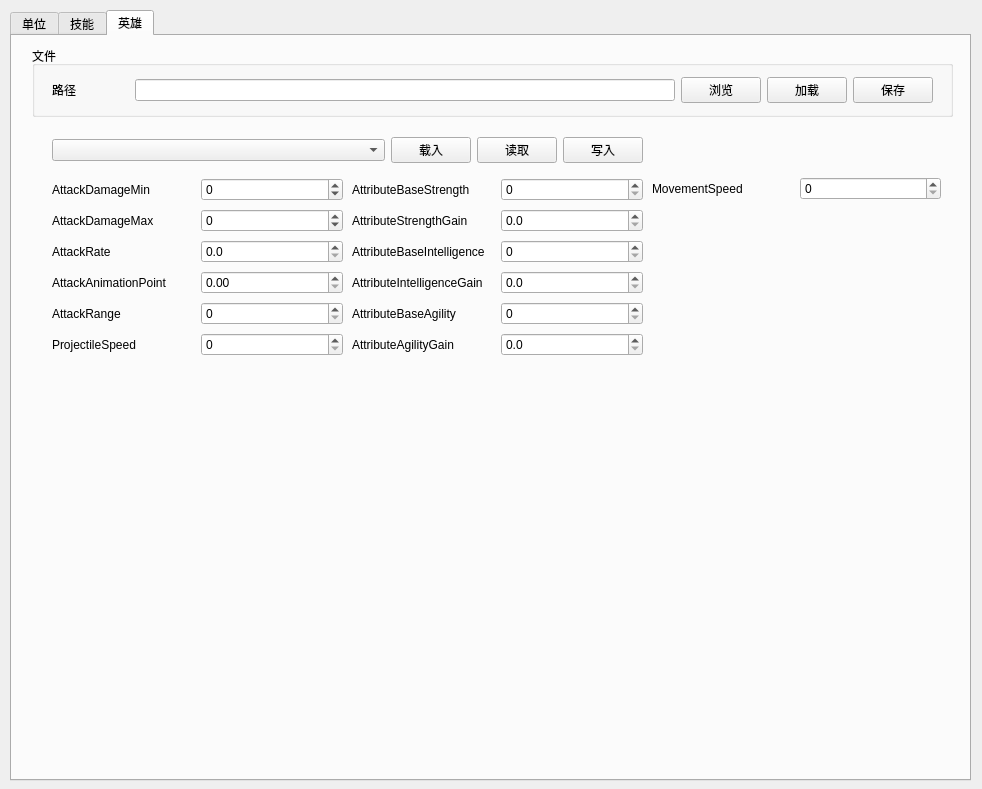
Above: untitled.ui from JeremyChim/Dota-Tool before the change. Below: the same form after it.
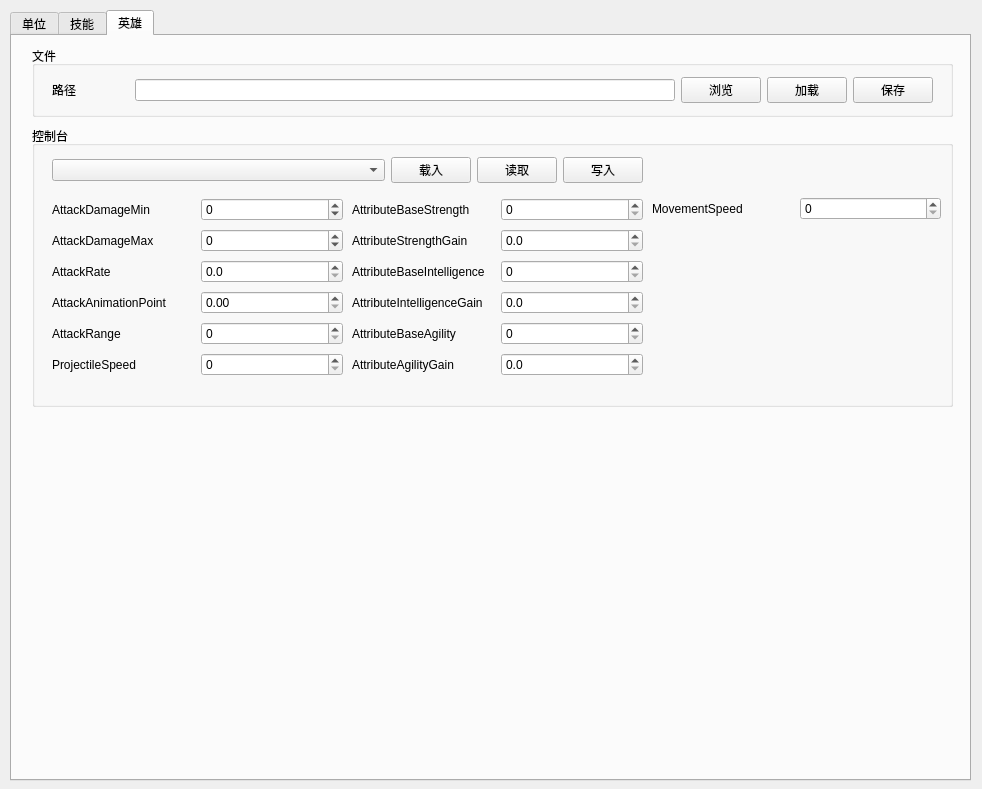
That is the form after the change. The open tabs and pages were chosen to show the change.

```diff
--- a/untitled.ui
+++ b/untitled.ui
@@ -1090,47 +1090,23 @@
       </layout>
      </widget>
     </widget>
-    <widget class="QWidget" name="layoutWidget">
+    <widget class="QGroupBox" name="groupBox_13">
      <property name="geometry">
       <rect>
-       <x>40</x>
-       <y>100</y>
-       <width>591</width>
-       <height>28</height>
+       <x>20</x>
+       <y>90</y>
+       <width>921</width>
+       <height>281</height>
       </rect>
      </property>
-     <layout class="QHBoxLayout" name="horizontalLayout_21" stretch="1,0,0,0">
-      <item>
-       <widget class="QComboBox" name="comboBox"/>
-      </item>
-      <item>
-       <widget class="QPushButton" name="pushButton_14">
-        <property name="text">
-         <string>载入</string>
-        </property>
-       </widget>
-      </item>
-      <item>
-       <widget class="QPushButton" name="pushButton_15">
-        <property name="text">
-         <string>读取</string>
-        </property>
-       </widget>
-      </item>
-      <item>
-       <widget class="QPushButton" name="pushButton_16">
-        <property name="text">
-         <string>写入</string>
-        </property>
-       </widget>
-      </item>
-     </layout>
-    </widget>
+     <property name="title">
+      <string>控制台</string>
+     </property>
     <widget class="QWidget" name="layoutWidget">
      <property name="geometry">
       <rect>
-       <x>40</x>
-       <y>140</y>
+        <x>20</x>
+        <y>70</y>
        <width>291</width>
        <height>188</height>
       </rect>
@@ -1297,8 +1273,8 @@
     <widget class="QWidget" name="layoutWidget_7">
      <property name="geometry">
       <rect>
-       <x>340</x>
-       <y>140</y>
+        <x>320</x>
+        <y>70</y>
        <width>291</width>
        <height>188</height>
       </rect>
@@ -1462,11 +1438,11 @@
       </item>
      </layout>
     </widget>
-    <widget class="QWidget" name="">
+     <widget class="QWidget" name="layoutWidget">
      <property name="geometry">
       <rect>
-       <x>640</x>
-       <y>140</y>
+        <x>620</x>
+        <y>70</y>
        <width>289</width>
        <height>26</height>
       </rect>
@@ -1496,6 +1472,43 @@
        </widget>
       </item>
      </layout>
+     </widget>
+     <widget class="QWidget" name="layoutWidget">
+      <property name="geometry">
+       <rect>
+        <x>20</x>
+        <y>30</y>
+        <width>591</width>
+        <height>28</height>
+       </rect>
+      </property>
+      <layout class="QHBoxLayout" name="horizontalLayout_21" stretch="1,0,0,0">
+       <item>
+        <widget class="QComboBox" name="comboBox"/>
+       </item>
+       <item>
+        <widget class="QPushButton" name="pushButton_14">
+         <property name="text">
+          <string>载入</string>
+         </property>
+        </widget>
+       </item>
+       <item>
+        <widget class="QPushButton" name="pushButton_15">
+         <property name="text">
+          <string>读取</string>
+         </property>
+        </widget>
+       </item>
+       <item>
+        <widget class="QPushButton" name="pushButton_16">
+         <property name="text">
+          <string>写入</string>
+         </property>
+        </widget>
+       </item>
+      </layout>
+     </widget>
     </widget>
    </widget>
   </widget>
```
Left out of the diff: 10 changed lines with no effect on the pictures. Lines whose indentation alone changed are shown as unchanged.
